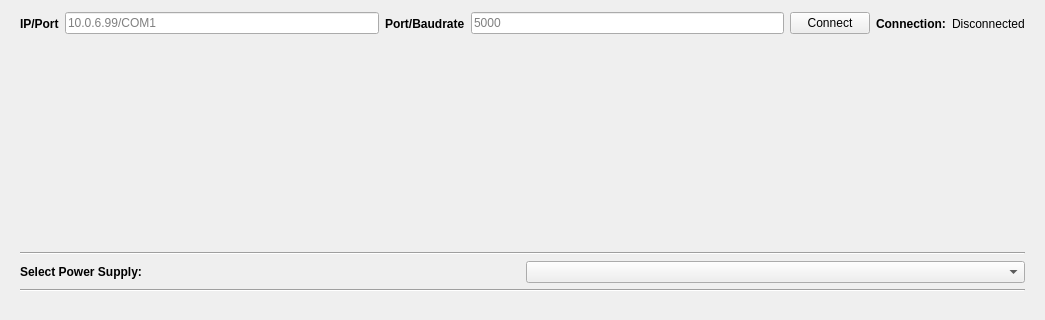
Before: the Qt Designer form src/pemi/ui/main.ui in cnpem-emi/pemi, drawn with Qt 5; both pictures show x 0 to 1045 and y 227 to 547 of the 1045 by 547 pixel window.
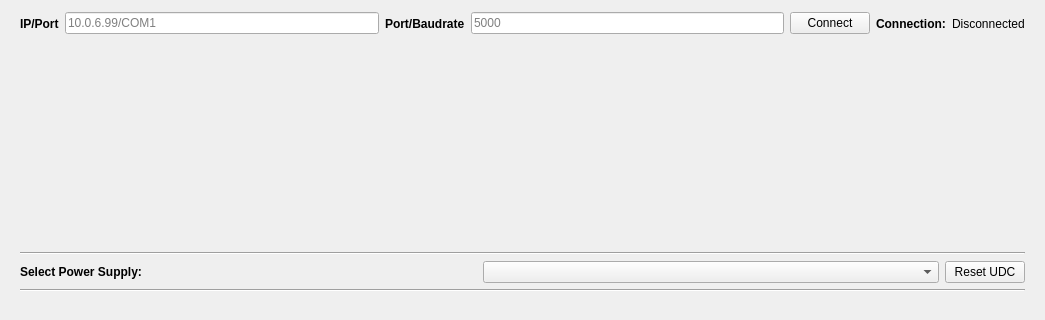
After: the same form once the commit is applied.

Commit message: Adds reset_udc button, on-the-fly param editing

What changed in the file:
```diff
--- a/src/pemi/ui/main.ui
+++ b/src/pemi/ui/main.ui
@@ -28,7 +28,7 @@
      <layout class="QVBoxLayout" name="tabLayout"/>
     </item>
     <item row="3" column="1">
-     <layout class="QHBoxLayout" name="horizontalLayout_2">
+     <layout class="QHBoxLayout" name="horizontalLayout_2" stretch="10,10,1">
       <item>
        <widget class="QLabel" name="addressLabel">
         <property name="font">
@@ -45,6 +45,13 @@
       <item>
        <widget class="QComboBox" name="addressBox"/>
       </item>
+      <item>
+       <widget class="QPushButton" name="resetUDCButton">
+        <property name="text">
+         <string>Reset UDC</string>
+        </property>
+       </widget>
+      </item>
      </layout>
     </item>
     <item row="1" column="1">
```
The commit also changes 8 other files.
